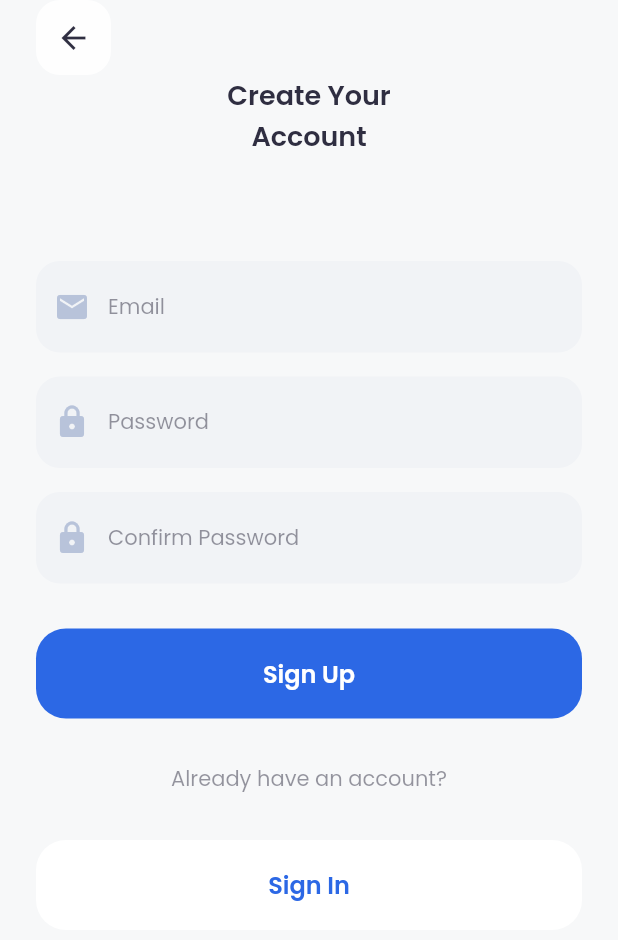
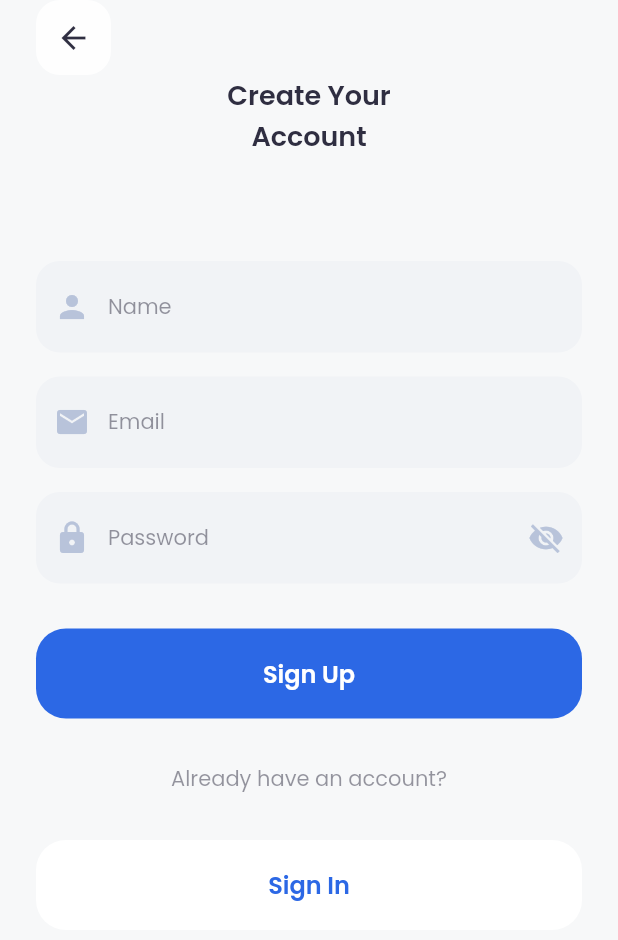
Before and after one commit to sahibul-nf/acehnese_dictionary, a Flutter app: the SignUpPage screen opened by its route, on a phone screen of 412 x 824 dp. Shown: the top 940 px of the screen. Run offline on Flutter 3.47's test engine with Material 2 defaults, Android fonts, the phone set to English and light mode, and no system bars; our stand-ins replace cached_network_image, connectivity_plus, flutter_svg, get, google_fonts, google_mobile_ads and 4 more; missing offline and left inert: arkit_plugin; network calls fail.

Commit message:
✨ feat: signup API integartion

```diff
--- a/lib/app/constants/api.dart
+++ b/lib/app/constants/api.dart
@@ -9,12 +9,16 @@ class ApiPath {
   static String getAllWords() => '/dictionaries';
   static String getWordDetail(int id) => '/dictionaries/$id';
   static String searchWord(String query) => '/search?q=$query';
+
+  // users
+  static String signUp() => '/users';
+  static String signIn() => '/users/sessions';
 }
 
 abstract class ApiResponseInterface {
   final int statusCode;
   final String message;
-  final dynamic errors;
+  final String? errors;
   final dynamic data;
 
   ApiResponseInterface({
--- /dev/null
+++ b/lib/app/features/auth/controllers/auth_controller.dart
@@ -0,0 +1,74 @@
+import 'package:acehnese_dictionary/app/routes/app_routes.dart';
+import 'package:acehnese_dictionary/app/utils/state_enum.dart';
+import 'package:flutter/material.dart';
+import 'package:get/get.dart';
+
+import '../models/auth_model.dart';
+import '../respositories/auth_repository.dart';
+
+class AuthController extends GetxController {
+  final _authRepositoryImpl = AuthRepositoryImpl();
+  final _authModel = AuthModel().obs;
+  final _isLoadAuth = false.obs;
+  final _isError = false.obs;
+  final _errorMessage = ''.obs;
+  final _requestState = RequestState.Idle.obs;
+
+  AuthModel get authModel => _authModel.value;
+  bool get isLoadAuth => _isLoadAuth.value;
+  bool get isError => _isError.value;
+  String get errorMessage => _errorMessage.value;
+  RequestState get requestState => _requestState.value;
+
+  @override
+  void onInit() {
+    super.onInit();
+  }
+
+  // Login
+  // Future<void> login(String email, String password) async {
+  //   _isLoadAuth.value = true;
+  //   final response = await _authRepositoryImpl.login(email, password);
+
+  //   if (response.statusCode != 200) {
+  //     _isError.value = response.statusCode != 200;
+
+  //     Get.snackbar("Opps, an error occured", response.message);
+  //   } else {
+  //     _authModel.value = response.data!;
+  //   }
+
+  //   _isLoadAuth.value = false;
+  // }
+
+  // Register
+  final nameController = TextEditingController();
+  final emailController = TextEditingController();
+  final passwordController = TextEditingController();
+  Future<void> signUp({
+    required String name,
+    required String email,
+    required String password,
+  }) async {
+    _requestState.value = RequestState.Loading;
+    final response = await _authRepositoryImpl.signUp(
+      name: name,
+      email: email,
+      password: password,
+    );
+
+    if (response.statusCode != 200) {
+      _requestState.value = RequestState.Error;
+      Get.snackbar("Opps, an error occured", response.message);
+    } else {
+      _authModel.value = response.data!;
+      _requestState.value = RequestState.Loaded;
+      Get.offAndToNamed(AppRoutes.signin);
+    }
+  }
+
+  // change obsecure text
+  final _obsecureText = true.obs;
+  bool get obsecureText => _obsecureText.value;
+  void changeObsecureText() => _obsecureText.value = !_obsecureText.value;
+}
--- /dev/null
+++ b/lib/app/features/auth/models/auth_model.dart
@@ -0,0 +1,31 @@
+class AuthModel {
+  AuthModel({
+    this.id,
+    this.name,
+    this.email,
+    this.token,
+    this.avatarUrl,
+  });
+
+  final int? id;
+  final String? name;
+  final String? email;
+  final String? token;
+  final String? avatarUrl;
+
+  factory AuthModel.fromJson(Map<String, dynamic> json) => AuthModel(
+        id: json["id"],
+        name: json["name"],
+        email: json["email"],
+        token: json["token"],
+        avatarUrl: json["avatar_url"],
+      );
+
+  Map<String, dynamic> toJson() => {
+        "id": id,
+        "name": name,
+        "email": email,
+        "token": token,
+        "avatar_url": avatarUrl,
+      };
+}
--- a/lib/app/features/auth/pages/signup_page.dart
+++ b/lib/app/features/auth/pages/signup_page.dart
@@ -1,13 +1,18 @@
 import 'package:acehnese_dictionary/app/widgets/app_back_button.dart';
 import 'package:flutter/material.dart';
-import 'package:get/route_manager.dart';
+import 'package:get/get.dart';
 import 'package:google_fonts/google_fonts.dart';
+import 'package:loading_animation_widget/loading_animation_widget.dart';
 
 import '../../../routes/app_routes.dart';
 import '../../../utils/color.dart';
+import '../../../utils/state_enum.dart';
+import '../controllers/auth_controller.dart';
 
 class SignUpPage extends StatelessWidget {
-  const SignUpPage({Key? key}) : super(key: key);
+  SignUpPage({Key? key}) : super(key: key);
+
+  final _authController = Get.put(AuthController());
 
   @override
   Widget build(BuildContext context) {
@@ -29,11 +34,43 @@ class SignUpPage extends StatelessWidget {
                 textAlign: TextAlign.center,
               ),
             ),
-            // Text field filled radius 16 and prefix icon with value "Email"
+            // Text field filled radius 16 and prefix icon with value "Name"
             const SizedBox(height: 70),
             Padding(
               padding: const EdgeInsets.symmetric(horizontal: 24),
               child: TextField(
+                controller: _authController.nameController,
+                cursorColor: AppColor.primary,
+                decoration: InputDecoration(
+                  filled: true,
+                  fillColor: AppColor.secondary.withOpacity(0.1),
+                  border: OutlineInputBorder(
+                    borderRadius: BorderRadius.circular(16),
+                    borderSide: BorderSide.none,
+                  ),
+                  contentPadding: const EdgeInsets.symmetric(
+                    horizontal: 20,
+                    vertical: 20,
+                  ),
+                  hintStyle: GoogleFonts.poppins(
+                    color: AppColor.black.withOpacity(0.5),
+                    fontWeight: FontWeight.w400,
+                    fontSize: 14,
+                  ),
+                  prefixIcon: const Icon(
+                    Icons.person,
+                    color: AppColor.secondary,
+                  ),
+                  hintText: 'Name',
+                ),
+              ),
+            ),
+            // Text field filled radius 16 and prefix icon with value "Email"
+            const SizedBox(height: 16),
+            Padding(
+              padding: const EdgeInsets.symmetric(horizontal: 24),
+              child: TextField(
+                controller: _authController.emailController,
                 cursorColor: AppColor.primary,
                 decoration: InputDecoration(
                   filled: true,
@@ -59,12 +96,15 @@ class SignUpPage extends StatelessWidget {
                 ),
               ),
             ),
-            // Text field filled radius 16 and prefix icon with value "Password"
+            // Text field filled radius 16, prefix icon, suffix icon and obscure text with value "Password"
             const SizedBox(height: 16),
-            Padding(
+            Obx(
+              () => Padding(
                 padding: const EdgeInsets.symmetric(horizontal: 24),
                 child: TextField(
+                  controller: _authController.passwordController,
                   cursorColor: AppColor.primary,
+                  obscureText: _authController.obsecureText,
                   decoration: InputDecoration(
                     filled: true,
                     fillColor: AppColor.secondary.withOpacity(0.1),
@@ -85,49 +125,43 @@ class SignUpPage extends StatelessWidget {
                       Icons.lock,
                       color: AppColor.secondary,
                     ),
+                    suffixIcon: GestureDetector(
+                      onTap: () {
+                        _authController.changeObsecureText();
+                      },
+                      child: Icon(
+                        _authController.obsecureText
+                            ? Icons.visibility_off
+                            : Icons.visibility,
+                        color: AppColor.secondary,
+                      ),
+                    ),
                     hintText: 'Password',
                   ),
-              ),
-            ),
-            // Text field filled radius 16 and prefix icon with value "Confirm Password"
-            const SizedBox(height: 16),
-            Padding(
-              padding: const EdgeInsets.symmetric(horizontal: 24),
-              child: TextField(
-                cursorColor: AppColor.primary,
-                decoration: InputDecoration(
-                  filled: true,
-                  fillColor: AppColor.secondary.withOpacity(0.1),
-                  border: OutlineInputBorder(
-                    borderRadius: BorderRadius.circular(16),
-                    borderSide: BorderSide.none,
-                  ),
-                  contentPadding: const EdgeInsets.symmetric(
-                    horizontal: 20,
-                    vertical: 20,
-                  ),
-                  hintStyle: GoogleFonts.poppins(
-                    color: AppColor.black.withOpacity(0.5),
-                    fontWeight: FontWeight.w400,
-                    fontSize: 14,
-                  ),
-                  prefixIcon: const Icon(
-                    Icons.lock,
-                    color: AppColor.secondary,
-                  ),
-                  hintText: 'Confirm Password',
                 ),
               ),
             ),
             // Button filled radius 16 with value "Sign Up"
             const SizedBox(height: 30),
-            Padding(
+            Obx(
+              () => Padding(
                 padding: const EdgeInsets.symmetric(horizontal: 24),
                 child: SizedBox(
                   height: 60,
                   width: double.infinity,
                   child: ElevatedButton(
-                  onPressed: () {},
+                    onPressed: _authController.requestState ==
+                            RequestState.Loading
+                        ? null
+                        : () {
+                            _authController.signUp(
+                              name: _authController.nameController.text,
+                              email: _authController
+                                  .emailController.text.removeAllWhitespace
+                                  .toLowerCase(),
+                              password: _authController.passwordController.text,
+                            );
+                          },
                     style: ElevatedButton.styleFrom(
                       elevation: 0,
                       backgroundColor: AppColor.primary,
@@ -135,12 +169,20 @@ class SignUpPage extends StatelessWidget {
                         borderRadius: BorderRadius.circular(20),
                       ),
                     ),
-                  child: Text(
+                    child: _authController.requestState == RequestState.Loading
+                        ? Center(
+                            child: LoadingAnimationWidget.prograssiveDots(
+                              color: Colors.white,
+                              size: 30,
+                            ),
+                          )
+                        : Text(
                             'Sign Up',
                             style: GoogleFonts.poppins(
                               color: Colors.white,
                               fontWeight: FontWeight.w600,
                               fontSize: 16,
+                            ),
                           ),
                   ),
                 ),
--- a/lib/app/routes/app_pages.dart
+++ b/lib/app/routes/app_pages.dart
@@ -22,6 +22,6 @@ class AppPages {
 
     // auth routes
     GetPage(name: AppRoutes.signin, page: () => const SignInPage()),
-    GetPage(name: AppRoutes.signup, page: () => const SignUpPage()),
+    GetPage(name: AppRoutes.signup, page: () => SignUpPage()),
   ];
 }
--- /dev/null
+++ b/lib/app/utils/state_enum.dart
@@ -0,0 +1 @@
+enum RequestState { Empty, Loading, Loaded, Error, Idle }
```
Also changed, not shown: lib/app/features/auth/models/auth_response.dart (added, +19 -0 lines), lib/app/features/auth/respositories/auth_repository.dart (added, +62 -0 lines), lib/app/features/dictionary/repositories/dictionary_repository.dart (+0 -8 lines), lib/app/features/search/repositories/search_repository.dart (+0 -8 lines). Lines whose indentation alone changed are shown as unchanged.
